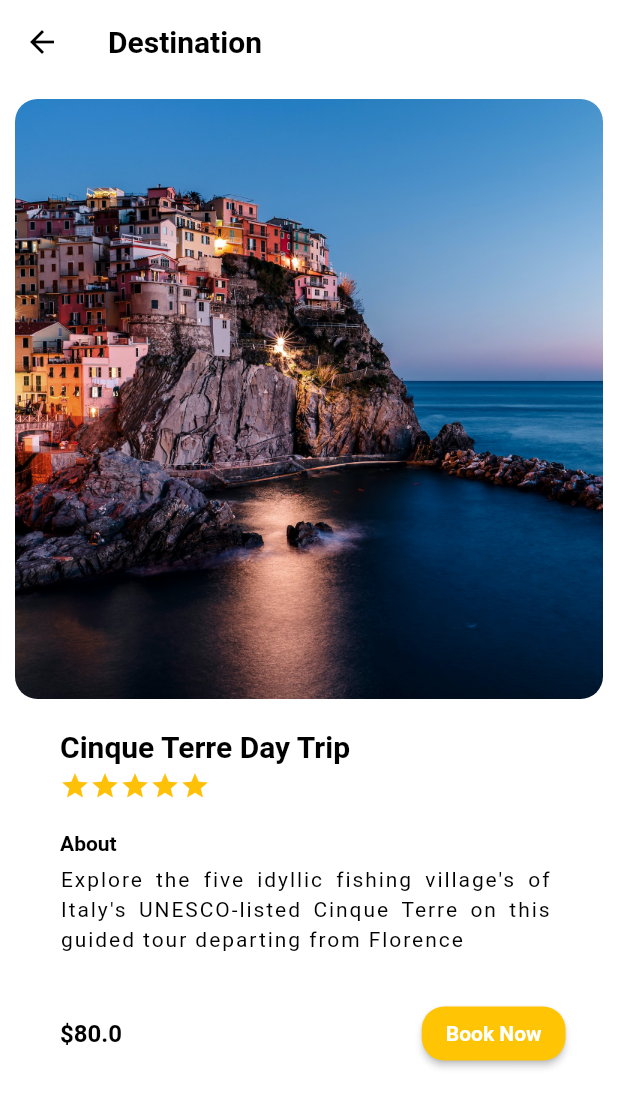
After one commit to jacquuouille/travel_app, a Flutter app: the screen it shows after launch, after a tap on "Cinque Terre Day Trip", on a phone screen of 412 x 824 dp. The commit adds this screen. Shown: the top 1107 px of the screen. Run offline on Flutter 3.47's test engine with Material 2 defaults, Android fonts, the phone set to English and light mode, and no system bars; drawn by our look-alikes of flutter_rating_bar; our stand-ins replace get.

Commit message:
Clip Container Creation

```diff
--- a/lib/models/activity_models.dart
+++ b/lib/models/activity_models.dart
@@ -54,7 +54,7 @@ class Activity {
       description: "Guarantee your entry into two of Venice's star attractions on a skip-the-line tour of Doge's Palace.",
       url: 'assets/images/basilica.jpg',
       price: 75.00,
-      rating: 3.5,
+      rating: 3,
     ),
     Activity(
       id: '6',
@@ -62,7 +62,7 @@ class Activity {
       description: "With this Pompeii, Amalfi Coast and Positano small-group day trip you can mark three sites off your list that are so incredible!",
       url: 'assets/images/amalfi_coast.jpg',
       price: 85.00,
-      rating: 4.5,
+      rating: 5,
     ),
     Activity(
       id: '7',
@@ -78,7 +78,7 @@ class Activity {
       description: "The popular pioneering Food Tour of Trastevere is here to welcome on this tasty experience!",
       url: 'assets/images/food_tour.jpg',
       price: 45.00,
-      rating: 3.5,
+      rating: 3,
     ),
     Activity(
       id: '9',
@@ -86,7 +86,7 @@ class Activity {
       description: "The islands of Murano and Burano, with their artisan glass and lace workshops.",
       url: 'assets/images/murano_burano.jpg',
       price: 25.00,
-      rating: 3.5,
+      rating: 3,
     )
   ];
 
--- /dev/null
+++ b/lib/screens/activity_details_screen.dart
@@ -0,0 +1,35 @@
+import 'package:flutter/cupertino.dart';
+import 'package:flutter/material.dart';
+import '../models/activity_models.dart';
+import '../widgets/clip_container.dart';
+
+class ActivityDetailsScreen extends StatelessWidget {
+  final Activity activity;
+  const ActivityDetailsScreen({super.key, required this.activity});
+
+  @override
+  Widget build(BuildContext context) {
+    bool isDark = Theme.of(context).brightness == Brightness.dark;
+
+    return Scaffold(
+          appBar: AppBar(
+            title: Text(
+              'Destination',
+              style: TextStyle(
+                color: isDark?Colors.white: Colors.black,
+                fontWeight: FontWeight.bold),
+            ),
+            backgroundColor: Colors.transparent,
+            elevation: 0.0,
+          ),
+        body: Hero(
+          tag: '${activity.id}_${activity.title}',
+          child: SafeArea(
+            child: ClipContainer(
+              activity: activity
+              ),
+           ),
+          )
+    );
+  }
+}
--- a/lib/screens/activity_screen.dart
+++ b/lib/screens/activity_screen.dart
@@ -3,6 +3,7 @@ import 'package:flutter_staggered_grid_view/flutter_staggered_grid_view.dart';
 import 'package:get/get.dart';
 import '../models/activity_models.dart';
 import '../widgets/custom_header.dart';
+import 'activity_details_screen.dart';
 
 class ActivityScreen extends StatelessWidget {
   const ActivityScreen({super.key});
@@ -19,7 +20,29 @@ class ActivityScreen extends StatelessWidget {
         crossAxisAlignment: CrossAxisAlignment.start,
         children: [
           const CustomHeader(title: 'Activities'),
-          MasonryGridView.count(
+          _ActivitiesBox(
+            activities: activities,
+            isDark: isDark),
+           ]
+        )
+    );
+  }
+}
+
+
+class _ActivitiesBox extends StatelessWidget {
+  const _ActivitiesBox({
+    super.key,
+    required this.activities,
+    required this.isDark,
+  });
+
+  final List<Activity> activities;
+  final bool isDark;
+
+  @override
+  Widget build(BuildContext context) {
+    return MasonryGridView.count(
       shrinkWrap: true, // to avoid the error
       physics: const NeverScrollableScrollPhysics(),
       padding: const EdgeInsets.all(10.0),
@@ -29,9 +52,21 @@ class ActivityScreen extends StatelessWidget {
       crossAxisSpacing: 10,
       itemBuilder: (context, index) {
         Activity activity = activities[index];
-              return Column(
+        return InkWell(
+          onTap: () {
+            Navigator.push(
+              context,
+              MaterialPageRoute(
+                builder: (context) => ActivityDetailsScreen(
+                  activity: activity)
+              )
+            );
+          },
+          child: Column(
             children: [
-                  Container(
+              Hero(
+                tag: '${activity.id}_${activity.title}',
+                child: Container(
                   height: 200,
                   decoration: BoxDecoration(
                    borderRadius: BorderRadius.circular(5.0),
@@ -41,23 +76,20 @@ class ActivityScreen extends StatelessWidget {
                    ),
                   ),
                 ),
+              ),
               const SizedBox(height: 5.0),
               Text(
                 activity.title,
                 maxLines: 3,
                 style: Theme.of(context).textTheme.bodySmall?.copyWith(
-                      // color: Get.isDarkMode ? Colors.white : Colors.black,
                   color:isDark?Colors.white: Colors.black,
                   fontWeight: FontWeight.bold,
                 )
-                    // style: Theme.of(context).colorScheme == lightTheme() ? TextStyle(color: Colors.white) : TextStyle(color: Colors.black),
               )
             ],
+          ),
         );
       }
-          ),
-           ]
-        )
     );
   }
 }
--- /dev/null
+++ b/lib/widgets/clip_container.dart
@@ -0,0 +1,139 @@
+import 'package:flutter/cupertino.dart';
+import 'package:flutter/material.dart';
+import 'package:flutter_rating_bar/flutter_rating_bar.dart';
+import '../models/activity_models.dart';
+
+class ClipContainer extends StatelessWidget {
+  const ClipContainer({
+    super.key,
+    required this.activity,
+  });
+
+  final Activity activity;
+
+  @override
+  Widget build(BuildContext context) {
+    bool isDark = Theme.of(context).brightness == Brightness.dark;
+
+    return
+       SingleChildScrollView(
+         child: Padding(
+           padding: const EdgeInsets.all(10.0),
+           child: Column(
+            crossAxisAlignment: CrossAxisAlignment.start,
+            children: [
+                Container(
+                  height: 400,
+                  decoration: BoxDecoration(
+                    borderRadius: BorderRadius.circular(15.0),
+                    color: Colors.white,
+                    image: DecorationImage(
+                      image: AssetImage(activity.url),
+                      fit: BoxFit.cover,
+                    )
+                  ),
+                ),
+              const SizedBox(height: 20.0),
+              Padding(
+                padding: const EdgeInsets.only(left: 30.0),
+                child: Column(
+                  crossAxisAlignment: CrossAxisAlignment.start,
+                  children: [
+                    Text(
+                      activity.title,
+                      style: Theme.of(context).textTheme.headline6!.copyWith(
+                        color: isDark? Colors.white:Colors.black,
+                        fontWeight: FontWeight.bold
+                      )
+                    ),
+                    const SizedBox(height: 5.0),
+                    RatingBar.builder(
+                      initialRating: activity.rating,
+                      minRating: 0,
+                      direction: Axis.horizontal,
+                      ignoreGestures: true,
+                      itemCount: 5,
+                      itemSize: 20,
+                      itemBuilder: (context, _) => const Icon(
+                        Icons.star,
+                        color: Colors.amber,
+                      ),
+                      onRatingUpdate: (rating) {},
+                      ),
+                      const SizedBox(height: 20.0),
+                      Text(
+                        'About',
+                        style: Theme.of(context).textTheme.bodyMedium!.copyWith(
+                          fontWeight: FontWeight.bold
+                        ),
+                      ),
+                      const SizedBox(height: 5.0),
+                      Padding(
+                        padding: const EdgeInsets.only(right: 35.0),
+                        child: Text(
+                          activity.description,
+                          textAlign: TextAlign.justify,
+                          style: Theme.of(context).textTheme.bodyMedium!.copyWith(
+                            color: isDark? Colors.white:Colors.black,
+                            letterSpacing: 1.3,
+                            height: 1.4,
+                          ),
+                        ),
+                      ),
+                      const SizedBox(height: 30.0),
+                      Padding(
+                        padding: const EdgeInsets.only(right: 25.0),
+                        child: Row(
+                          mainAxisAlignment: MainAxisAlignment.spaceBetween,
+                          children: [
+                            Text(
+                              "\$" + activity.price.toString(),
+                              style: Theme.of(context).textTheme.titleMedium!.copyWith(
+                                  color: isDark? Colors.white:Colors.black,
+                                  fontWeight: FontWeight.bold,
+                              ),
+                            ),
+                            ElevatedButton(
+                              onPressed: () {},
+                              style: ElevatedButton.styleFrom(
+                                primary: Color.fromARGB(255, 255, 196, 3),
+                                shape: RoundedRectangleBorder(
+                                  borderRadius: BorderRadius.circular(15.0),
+                                )
+                              ),
+                              child: Text(
+                                'Book Now',
+                                style: Theme.of(context).textTheme.bodyLarge!.copyWith(
+                                  color: isDark ? Colors.black : Colors.white,
+                                  fontWeight: FontWeight.bold,
+                                ),
+                              ),
+                            ),
+                          ],
+                        ),
+                      ),
+                  ],
+                ),
+              ),
+            ],
+          ),
+         ),
+      );
+    }
+  }
+
+// ShaderMask(
+    //   shaderCallback: (rect) {
+    //     return LinearGradient(
+
+    //       begin: Alignment.topCenter,
+    //       end: Alignment.bottomCenter,
+    //       colors: [
+    //         Colors.white,
+    //         Colors.white.withOpacity(0.6),
+    //         Colors.transparent,
+    //       ],
+    //       stops: const [0.1, 0.3, 0.59]
+    //     ).createShader(rect);
+    //   },
+    //   blendMode: BlendMode.dstIn,
```
Lines whose indentation alone changed are shown as unchanged.
